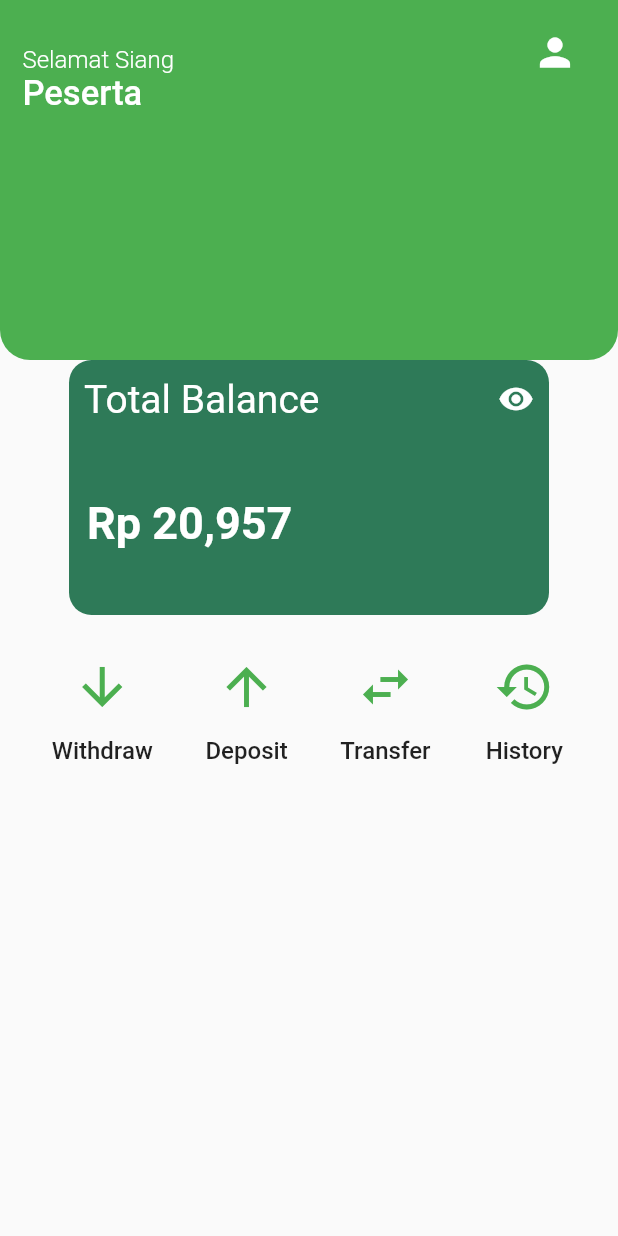
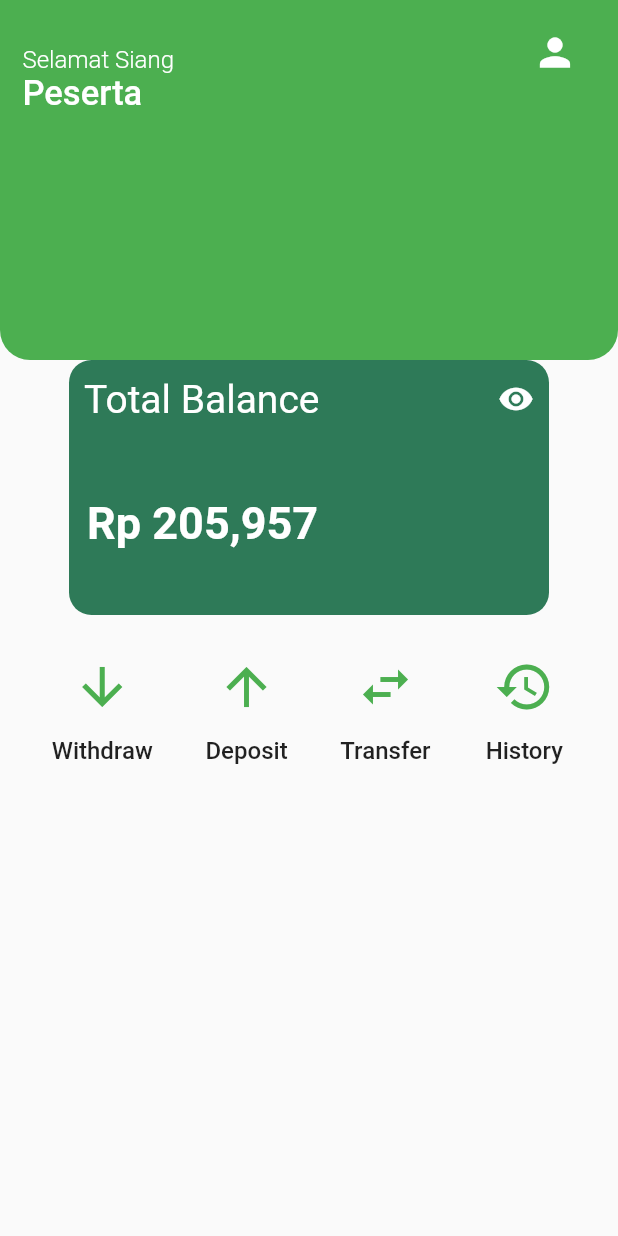
Before and after one commit to George535220173/UAS_E-MONEY, a Flutter app: the screen it shows after launch, on a phone screen of 412 x 824 dp. Run offline on Flutter 3.47's test engine with Material 2 defaults, Android fonts, the phone set to English and light mode, and no system bars.

Commit message:
testing merging

```diff
--- a/lib/Home/home.dart
+++ b/lib/Home/home.dart
@@ -109,7 +109,7 @@ class home extends StatelessWidget {
                           child: Row(
                             children: [
                               Text(
-                                'Rp 20,957',
+                                'Rp 205,957',
                                 style: TextStyle(
                                   fontWeight: FontWeight.w600,
                                   fontSize: 30,
```
